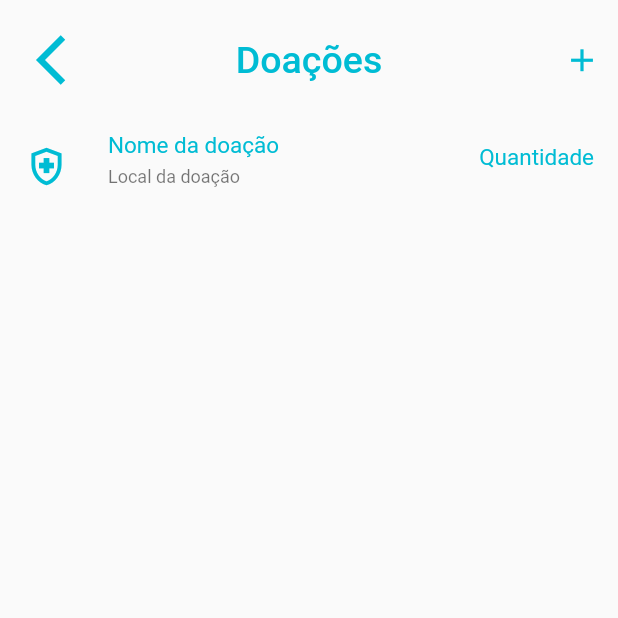
After one commit to nathylla5/-Sa-de-Digital, a Flutter app: the DonationsView screen opened directly, after a tap on the "add" icon, on a phone screen of 412 x 824 dp, the top half of it. The commit adds this screen. Run offline on Flutter 3.47's test engine with Material 2 defaults, Android fonts, the phone set to English and light mode, and no system bars.

Commit message:
adicionando arquivo com os widgets da tela de doação

```diff
--- /dev/null
+++ b/lib/donations_page.dart
@@ -0,0 +1,66 @@
+import 'package:flutter/material.dart';
+
+class DonationsView extends StatefulWidget {
+  const DonationsView({Key? key}) : super(key: key);
+
+  @override
+  State<StatefulWidget> createState() => _DonationsViewState();
+}
+
+class _DonationsViewState extends State<DonationsView> {
+  List<Widget> donationTiles = [];
+
+  void addDonationTile() {
+    setState(() {
+      donationTiles.add(ListTile(
+        leading: const Icon(
+          Icons.health_and_safety_outlined,
+          color: Colors.cyan,
+          size: 30,
+        ),
+        title: const Text('Nome da doação',
+            style: TextStyle(color: Colors.cyan, fontSize: 15)),
+        subtitle: const Text('Local da doação'),
+        isThreeLine: true,
+        onTap: () {},
+        dense: true,
+        trailing: const Text('Quantidade',
+            style: TextStyle(color: Colors.cyan, fontSize: 15)),
+      ));
+    });
+  }
+
+  @override
+  Widget build(BuildContext context) {
+    return Scaffold(
+      appBar: AppBar(
+        toolbarHeight: 80,
+        elevation: 0,
+        title: const Text('Doações',
+            style: TextStyle(color: Colors.cyan, fontSize: 25)),
+        centerTitle: true,
+        backgroundColor: Theme.of(context).scaffoldBackgroundColor,
+        leading: Container(
+          margin: const EdgeInsets.only(left: 16),
+          child: IconButton(
+              iconSize: 40,
+              color: Colors.cyan,
+              onPressed: () {},
+              icon: const Icon(
+                Icons.arrow_back_ios,
+              )),
+        ),
+        actions: [
+          IconButton(
+              color: Colors.cyan,
+              iconSize: 25,
+              onPressed: addDonationTile,
+              icon: const Icon(
+                Icons.add,
+              ))
+        ],
+      ),
+      body: Column(children: donationTiles),
+    );
+  }
+}
--- a/lib/main.dart
+++ b/lib/main.dart
@@ -1,6 +1,5 @@
 import 'package:flutter/material.dart';
-//import 'package:flutter_application_2/main_page.dart';
-import 'package:flutter_application_2/menu_page.dart';
+import 'package:flutter_application_2/main_page.dart';
 
 void main() => runApp(const MyApp());
 
@@ -11,7 +10,7 @@ class MyApp extends StatelessWidget {
   Widget build(BuildContext context) {
     return const MaterialApp(
       title: 'Tela de Início',
-      home: MenuView(),
+      home: MainPage(),
     );
   }
 }
--- a/lib/menu_page.dart
+++ b/lib/menu_page.dart
@@ -16,7 +16,7 @@ class _MenuViewState extends State<MenuView> {
     return Scaffold(
       appBar: AppBar(
         toolbarHeight: 100,
-        backgroundColor: Colors.cyan[600],
+        backgroundColor: Colors.cyan[400],
         elevation: 10,
         shape: const RoundedRectangleBorder(
             borderRadius: BorderRadius.vertical(bottom: Radius.circular(20))),
```
